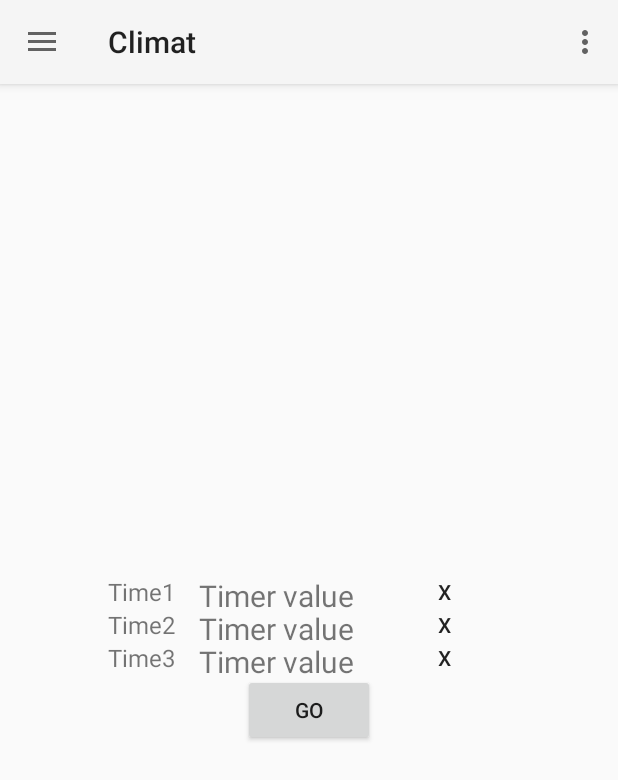
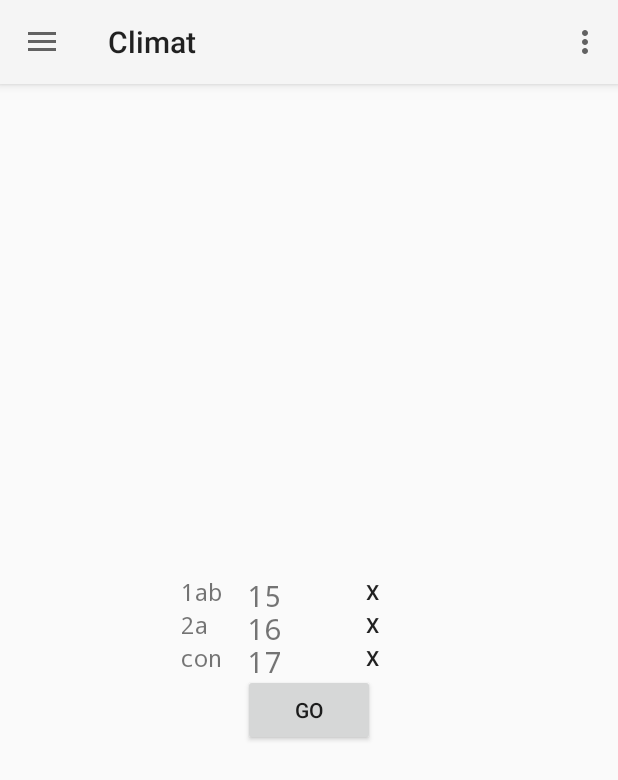
Before and after one commit to AdrienMDevMobile/FresquePenseBete, an Android app: the screen it shows after launch (Main_activity), in the side drawer, after a tap on "Gestion du temps", on a phone screen of 412 x 824 dp. Shown: the top 780 px of the screen. Run offline under Robolectric (Android 15) with nearby library versions, the phone set to English and light mode, and no system bars; our stand-ins replace navigation-ui.

Commit message:
4.1.5 Utilisation du TimerModel dans l'Adapter et la VM

```diff
--- a/app/src/main/java/com/micheladrien/fresquerappel/fragment/timer/TimerAdapter.kt
+++ b/app/src/main/java/com/micheladrien/fresquerappel/fragment/timer/TimerAdapter.kt
@@ -4,9 +4,10 @@ import android.view.LayoutInflater
 import android.view.ViewGroup
 import androidx.recyclerview.widget.RecyclerView
 import com.micheladrien.fresquerappel.R
+import com.micheladrien.fresquerappel.datas.TimerModel
 
 //Gestionnaire des ViewHolder
-class TimerAdapter(private val timer_set: ArrayList<String>) : RecyclerView.Adapter<TimerViewHolder>()  {
+class TimerAdapter(private val timer_set: ArrayList<TimerModel>) : RecyclerView.Adapter<TimerViewHolder>()  {
 
     //The method creates and initializes the ViewHolder and its associated View,
     // but does not fill in the view's contents—the ViewHolder has not yet been bound to specific data.
@@ -25,7 +26,17 @@ class TimerAdapter(private val timer_set: ArrayList<String>) : RecyclerView.Adap
         // Get element from your dataset at this position and replace the
         // contents of the view with that element
         //holder.attribut =
-        holder.tv_timer_name.text = timer_set[position]
+
+        //name affichera exactement trois charactères
+        var name = timer_set[position].name
+        if(name.length >=3)
+            name = name.subSequence(0,3).toString()
+        else {
+            while(name.length < 3) name+= " "
+        }
+
+        holder.tv_timer_name.text = name
+        holder.tv_timer_value.text = timer_set[position].time_value.toString()
 
     }
 
--- a/app/src/main/java/com/micheladrien/fresquerappel/fragment/timer/TimerViewHolder.kt
+++ b/app/src/main/java/com/micheladrien/fresquerappel/fragment/timer/TimerViewHolder.kt
@@ -14,10 +14,12 @@ import com.micheladrien.fresquerappel.R
 //1 : 5 mns 2: 20 mns 3 : 10 mns 4 : 10 mns 5 : 10 mns
 class TimerViewHolder(val view: View) : RecyclerView.ViewHolder(view) {
     val tv_timer_name : TextView
+    val tv_timer_value : TextView
 
     init {
         // Define click listener for the ViewHolder's View.
         //Fait le lien avec le textView dans l'xml
         tv_timer_name = view.findViewById(R.id.tv_timer_name)
+        tv_timer_value = view.findViewById(R.id.tv_timer_value)
     }
 }
--- a/app/src/main/java/com/micheladrien/fresquerappel/fragment/timer/TimerViewModel.kt
+++ b/app/src/main/java/com/micheladrien/fresquerappel/fragment/timer/TimerViewModel.kt
@@ -11,6 +11,8 @@ import com.micheladrien.fresquerappel.R
 import com.micheladrien.fresquerappel.datas.Relation
 import com.micheladrien.fresquerappel.datas.RelationDirection
 import com.micheladrien.fresquerappel.datas.RelationMandatory
+import com.micheladrien.fresquerappel.datas.TimerModel
+
 //import il.co.theblitz.observablecollections.lists.ObservableArrayList
 
 /*
@@ -23,9 +25,9 @@ class TimerViewModel(application: Application) : AndroidViewModel(application) {
 
 
 
-    private val _timerLiveData = MutableLiveData<ArrayList<String>>()
-    var timerArrayList:ArrayList<String>? = null
-    val timerLiveData: LiveData<ArrayList<String>> = _timerLiveData
+    private val _timerLiveData = MutableLiveData<ArrayList<TimerModel>>()
+    //var timerArrayList:ArrayList<TimerModel>? = null
+    val timerLiveData: LiveData<ArrayList<TimerModel>> = _timerLiveData
 
     init{
         populateList()
@@ -33,20 +35,21 @@ class TimerViewModel(application: Application) : AndroidViewModel(application) {
 
     //TODO Recuperer la liste depuis une BDD
     fun populateList(){
+        /*
         val time1  = "Time1"
         val time2  = "Time2"
         val time3  = "Time3"
-        /*
-        val time1 = TimerModel(1, "1", 15)
-        val time2 = TimerModel(1, "2", 15)
-        val time3 = TimerModel(1, "conclusion", 15)
-        timerArrayList = ArrayList<TimerModel>()
+        */
+        //timerArrayList = ArrayList<String>()
 
-        */
-        timerArrayList = ArrayList<String>()
-        timerArrayList!!.add(time1)
-        timerArrayList!!.add(time2)
-        timerArrayList!!.add(time3)
+        val time1 = TimerModel(1, "1ab", 15)
+        val time2 = TimerModel(2, "2a", 16)
+        val time3 = TimerModel(3, "conclusion", 17)
+        val timerArrayList = ArrayList<TimerModel>()
+
+        timerArrayList.add(time1)
+        timerArrayList.add(time2)
+        timerArrayList.add(time3)
 
         _timerLiveData.value = timerArrayList
     }
--- a/app/src/main/res/layout/timer_view_item.xml
+++ b/app/src/main/res/layout/timer_view_item.xml
@@ -9,25 +9,27 @@ android:gravity="center_vertical">
     <TextView
         android:id="@+id/tv_timer_name"
         android:layout_width="wrap_content"
-        android:layout_height="wrap_content"
-        android:text="Timer name"
+        android:layout_height="match_parent"
         android:layout_marginLeft="@dimen/timer_margin_medium"
         android:layout_marginRight="@dimen/timer_margin_medium"
-        android:textSize="@dimen/timer_size_name"/>
+        android:text="@string/ph_timer_name"
+        android:textSize="@dimen/timer_size_name"
+        android:fontFamily="monospace"/>
 
     <TextView
         android:id="@+id/tv_timer_value"
         android:layout_width="wrap_content"
-        android:layout_height="wrap_content"
-        android:text="Timer value"
+        android:layout_height="match_parent"
+        android:text="@string/ph_timer_name"
         android:layout_marginLeft="@dimen/timer_margin_medium"
         android:layout_marginRight="@dimen/timer_margin_medium"
+        android:fontFamily="monospace"
         android:textSize="@dimen/timer_size_value"/>
 
     <Button
         android:layout_width="wrap_content"
-        android:layout_height="wrap_content"
-        android:text="X"
+        android:layout_height="match_parent"
+        android:text="@string/timer_remove"
         android:layout_marginLeft="@dimen/timer_margin_medium"
         android:layout_marginRight="@dimen/timer_margin_medium"
         android:background="@null"
--- a/app/src/main/res/navigation/mobile_navigation.xml
+++ b/app/src/main/res/navigation/mobile_navigation.xml
@@ -3,7 +3,7 @@
     xmlns:app="http://schemas.android.com/apk/res-auto"
     xmlns:tools="http://schemas.android.com/tools"
     android:id="@+id/mobile_navigation"
-    app:startDestination="@+id/nav_main"
+    app:startDestination="@+id/nav_timer"
     tools:ignore="UnusedNavigation">
 
     <fragment
@@ -27,7 +27,4 @@
         tools:layout="@layout/fragment_notes" />
 
 
-
-
-
 </navigation>
--- a/app/src/main/res/values/strings.xml
+++ b/app/src/main/res/values/strings.xml
@@ -42,5 +42,8 @@
     <string name="toast_collage_unavailable">La fresque %1$s est n\'est pas encore supportée</string>
     <string name="toast_menu_unavailable">L\'activité est n\'est pas encore supportée</string>
 
+    <string name="ph_timer_name">Place holder timer name</string>
+    <string name="ph_timer_value">Place holder timer value</string>
+    <string name="timer_remove">X</string>
 
 </resources>
```
